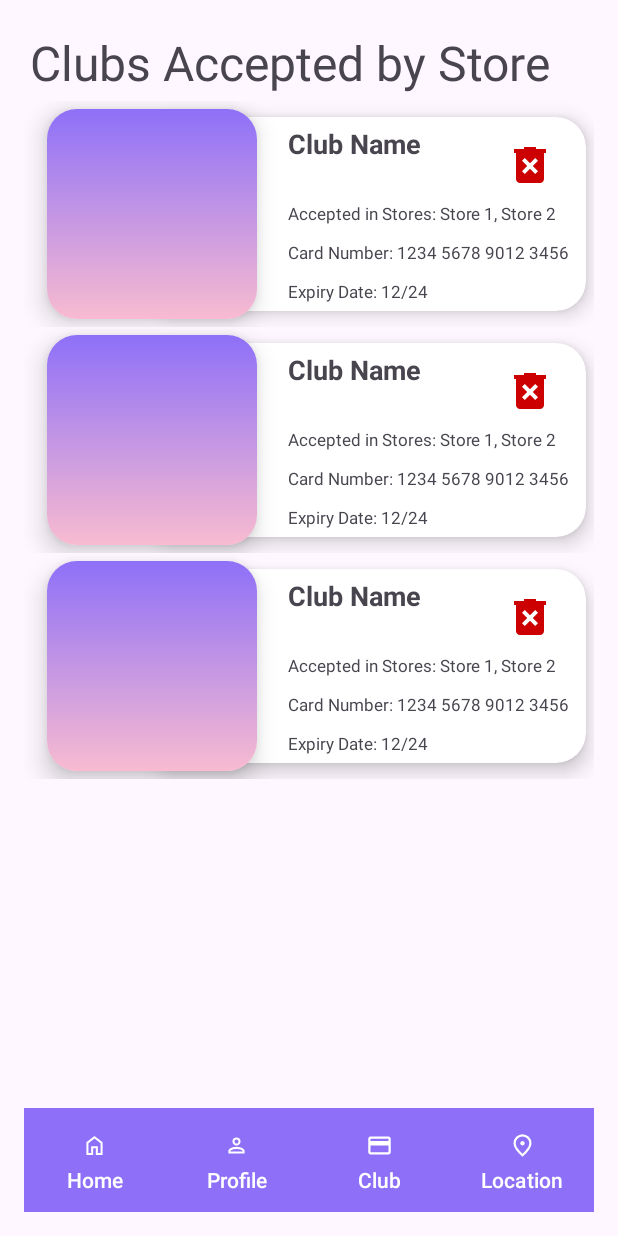
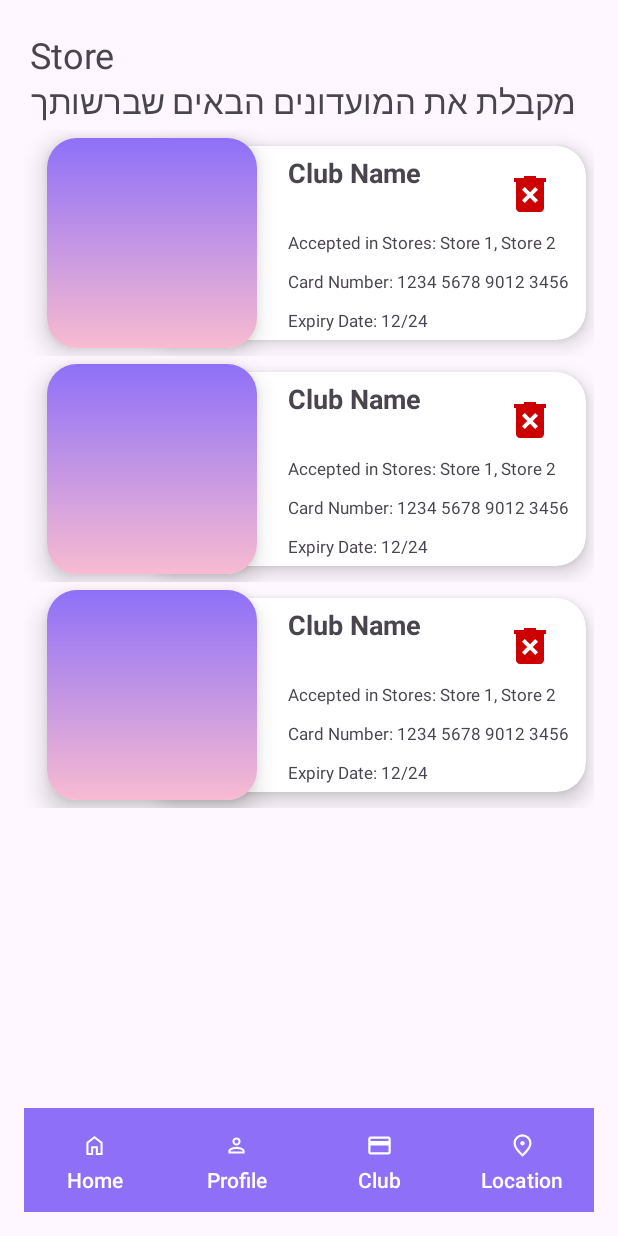
Before and after one commit to yahavLer/2024B_finalProject_YahavLer, an Android app: the layout clubs_accepted_by_store.xml on its own in the app's theme, with its tools: preview values and no code run, on a phone screen of 412 x 824 dp. Run offline under Robolectric (Android 15) with nearby library versions, the phone set to English and light mode, and no system bars.

Commit message:
14\8\24 23:30

```diff
--- a/app/src/main/java/com/example/a2024b_finalproject_yahavler/ActivityView/activity_club_accepted_by_store.java
+++ b/app/src/main/java/com/example/a2024b_finalproject_yahavler/ActivityView/activity_club_accepted_by_store.java
@@ -29,6 +29,7 @@ public class activity_club_accepted_by_store extends AppCompatActivity {
 
     private RecyclerView recyclerView;
     private TextView storeNameTextView;
+    private TextView clubs_accepted_text;
 
     private String curUserIdFire;
     private String storeId;
@@ -61,6 +62,7 @@ public class activity_club_accepted_by_store extends AppCompatActivity {
     private void findView() {
         storeNameTextView = findViewById(R.id.clubs_accepted_by_store_text);
         recyclerView = findViewById(R.id.clubs_recycler_view);
+        clubs_accepted_text = findViewById(R.id.clubs_accepted_text);
     }
 
     private void fetchStoreData(String storeId) {
@@ -121,6 +123,9 @@ public class activity_club_accepted_by_store extends AppCompatActivity {
             }
         }
         Log.d("checkClubsMemberships", clubsMemUserByStore.toString());
+        if (clubsMemUserByStore.isEmpty()) {
+            clubs_accepted_text.setText("לצערנו החנות לא מקבלת אף מועדון שברשותך,\nעמך הסליחה, תוכל להוסיף מועדונים במסך club");
+        }
     }
 
     @Override
--- a/app/src/main/java/com/example/a2024b_finalproject_yahavler/ActivityView/activity_login.java
+++ b/app/src/main/java/com/example/a2024b_finalproject_yahavler/ActivityView/activity_login.java
@@ -2,7 +2,9 @@ package com.example.a2024b_finalproject_yahavler.ActivityView;
 
 import static android.content.ContentValues.TAG;
 
+import android.content.Context;
 import android.content.Intent;
+import android.content.SharedPreferences;
 import android.graphics.RenderEffect;
 import android.net.Uri;
 import android.os.Build;
@@ -70,6 +72,9 @@ public class activity_login extends AppCompatActivity {
         mAuth.signInWithEmailAndPassword(email, password)
                 .addOnCompleteListener(task -> {
                     if (task.isSuccessful()) {
+                        SharedPreferences sharedPreferences = getSharedPreferences("NavigationPrefs", Context.MODE_PRIVATE);
+                        int selectedButtonId = sharedPreferences.getInt("selectedButtonId", R.id.navigation_home);
+
                         Intent intent = new Intent(activity_login.this, stores_of_club_home_view.class);
                         intent.addFlags(Intent.FLAG_ACTIVITY_CLEAR_TASK | Intent.FLAG_ACTIVITY_NEW_TASK);
                         startActivity(intent);
--- a/app/src/main/res/layout/clubs_accepted_by_store.xml
+++ b/app/src/main/res/layout/clubs_accepted_by_store.xml
@@ -14,18 +14,27 @@
             android:id="@+id/club_accepted_by_store_view"
             android:layout_width="match_parent"
             android:layout_height="wrap_content"
-            android:orientation="horizontal"
+            android:orientation="vertical"
             android:backgroundTint="@color/colorPrimary"
             android:padding="4dp" >
             <TextView
                 android:id="@+id/clubs_accepted_by_store_text"
-                android:layout_width="match_parent"
+                android:layout_width="wrap_content"
                 android:layout_height="wrap_content"
-                android:text="Clubs Accepted by Store"
-                android:textSize="32dp"
-                android:background="@color/colorAccent" />
+                android:text="Store "
+                android:textSize="24dp"
+                android:background="@color/colorAccent"
+                android:layout_weight="1"/>
+            <TextView
+                android:id="@+id/clubs_accepted_text"
+                android:layout_width="wrap_content"
+                android:layout_height="wrap_content"
+                android:text="מקבלת את המועדונים הבאים שברשותך"
+                android:textSize="22dp"
+                android:background="@color/colorAccent"
+                android:layout_weight="1" />
+        </LinearLayout>
 
-        </LinearLayout>
         <androidx.recyclerview.widget.RecyclerView
             android:id="@+id/clubs_recycler_view"
             android:layout_width="match_parent"
--- a/app/src/main/res/layout/stores_of_club_home_view.xml
+++ b/app/src/main/res/layout/stores_of_club_home_view.xml
@@ -47,7 +47,7 @@
                 android:id="@+id/stores_accepting_club_text"
                 android:layout_width="match_parent"
                 android:layout_height="wrap_content"
-                android:text="Stores accepting your clubs"
+                android:text="לפניך רשימת כל החנויות,\nבחר חנות על מנת לדעת איזה מועדונים היא מקבלת"
                 android:textSize="16dp"
                 android:background="@color/colorAccent" />
         </LinearLayout>
```
Also changed, not shown: app/src/main/java/com/example/a2024b_finalproject_yahavler/Callback/CustomBackCallback.java (+13 -5 lines).
